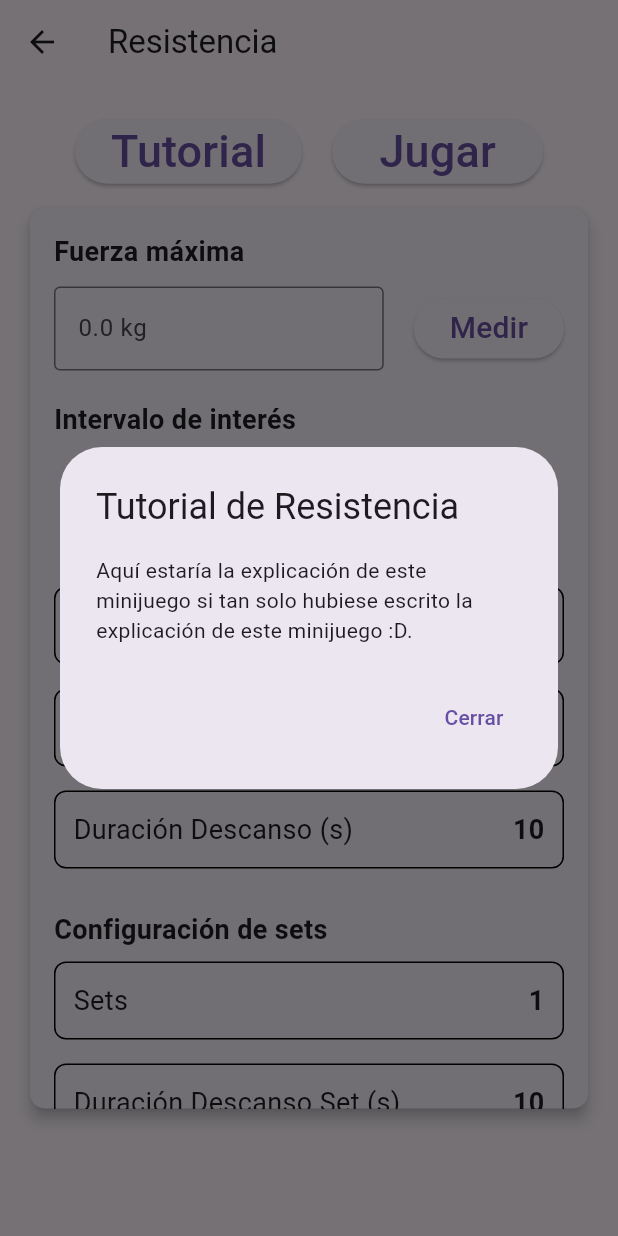
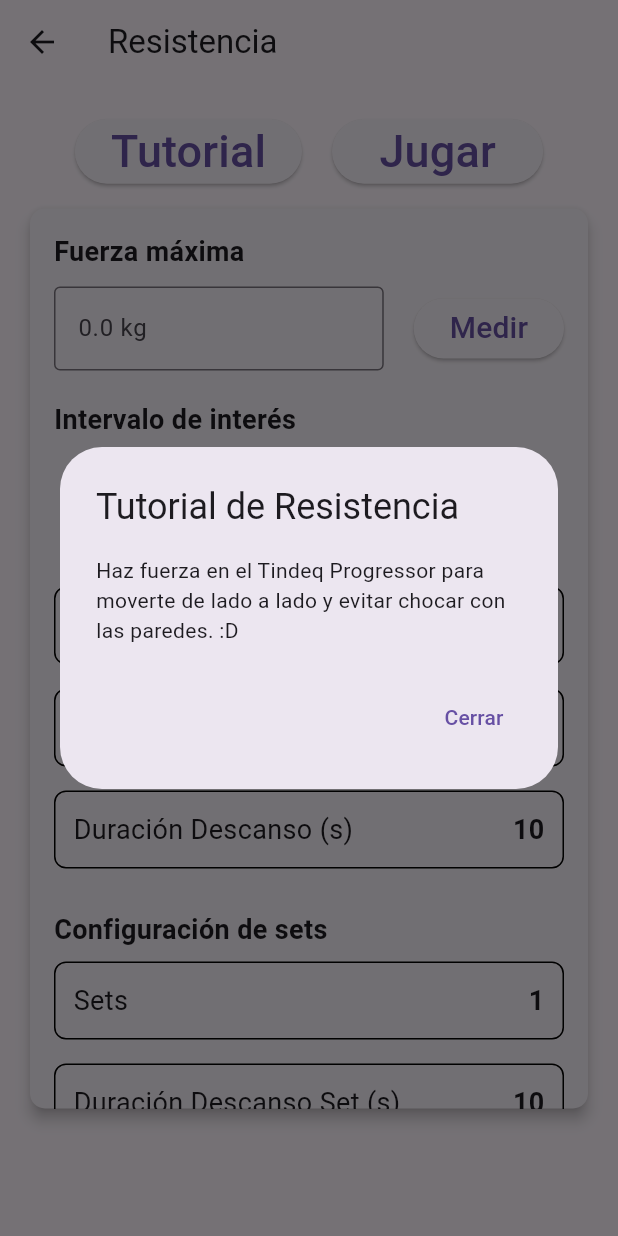
Before and after one commit to Monse125/sgames, a Flutter app: the ResistenciaSetMenu screen opened directly, after a tap on "Tutorial", on a phone screen of 412 x 824 dp. Run offline on Flutter 3.47's test engine with Material 3 defaults, Android fonts, the phone set to English and light mode, and no system bars; our stand-ins replace fl_chart, flutter_blue_plus, font_awesome_flutter, permission_handler; missing offline and left inert: flame.

Commit message:
Texto tutorial juego resistencia

```diff
--- a/lib/views/gamesMenus/resistencia_set_menu.dart
+++ b/lib/views/gamesMenus/resistencia_set_menu.dart
@@ -41,7 +41,7 @@ class _ResistenciaSetMenuState extends State<ResistenciaSetMenu> {
         return AlertDialog(
           title: Text("Tutorial de Resistencia"),
           content: Text(
-            "Aquí estaría la explicación de este minijuego si tan solo hubiese escrito la explicación de este minijuego :D.",
+            "Haz fuerza en el Tindeq Progressor para moverte de lado a lado y evitar chocar con las paredes. :D",
           ),
           actions: [
             TextButton(
--- a/lib/views/settings_view.dart
+++ b/lib/views/settings_view.dart
@@ -29,8 +29,6 @@ class SettingsView extends StatelessWidget {
                 ? Column(
               crossAxisAlignment: CrossAxisAlignment.start,
               children: [
-                Text('Tipo: Error al obtener datos"',
-                    style: const TextStyle(fontSize: 18)),
                 Text('Nombre: Error al obtener datos"',
                     style: const TextStyle(fontSize: 18)),
                 Text('Batería: Error al obtener datos"',
```
